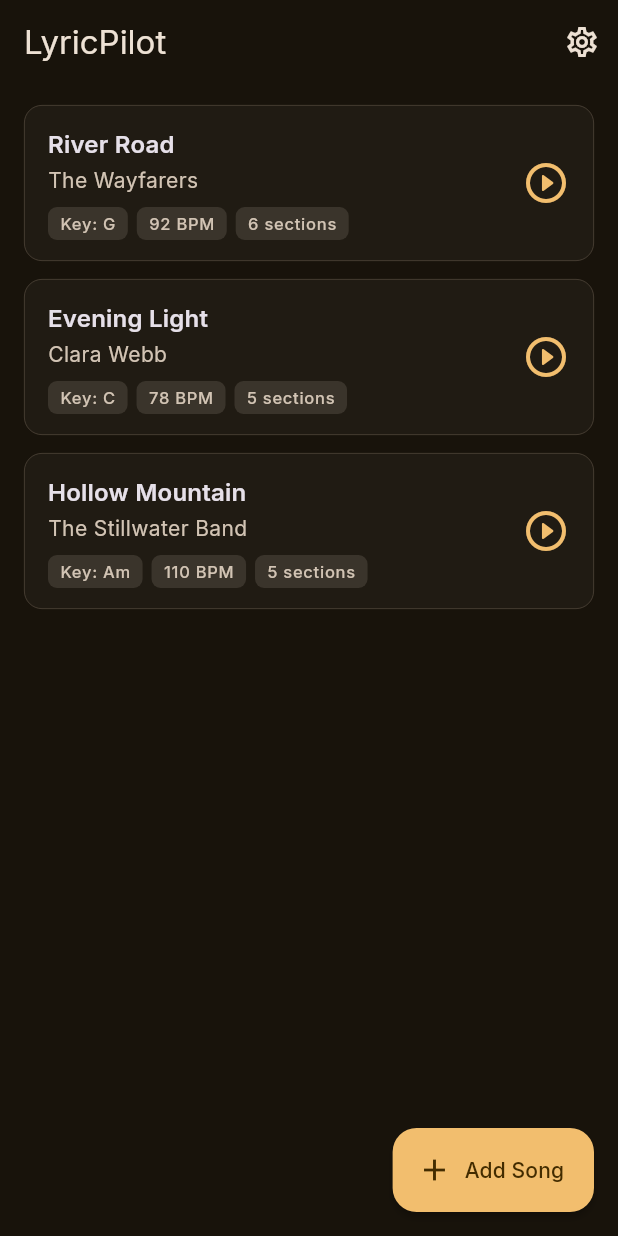
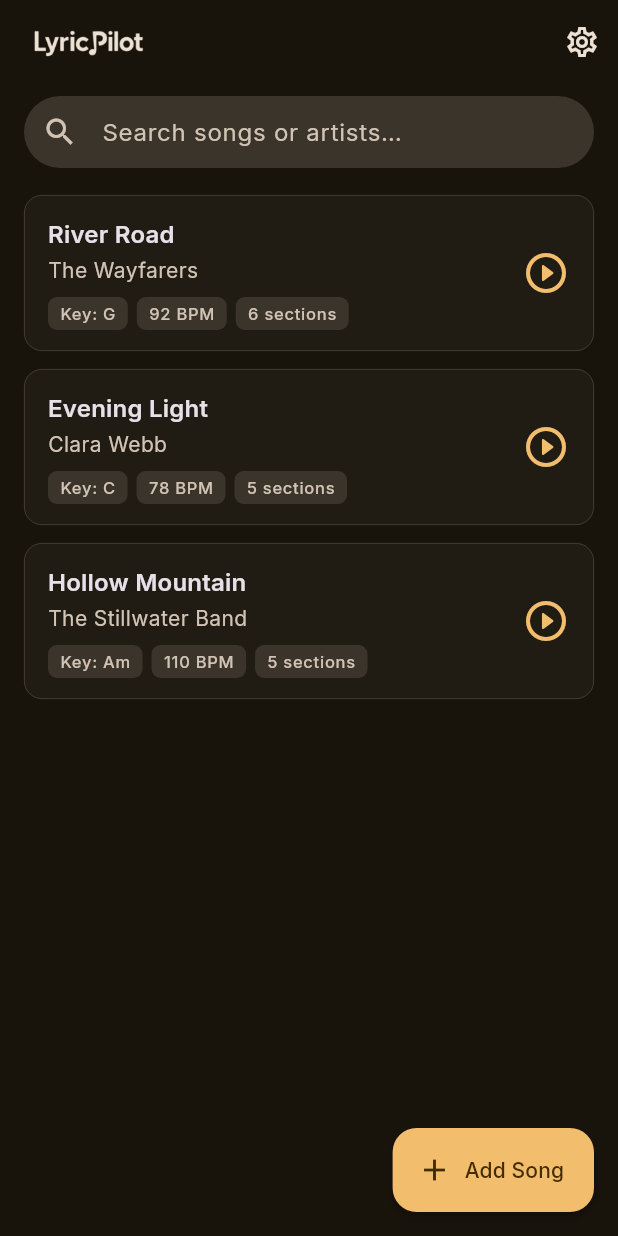
Before and after one commit to HadenHiles/LyricPilot, a Flutter app: the screen it shows after launch, on a phone screen of 412 x 824 dp. Run offline on Flutter 3.47's test engine with Material 3 defaults, Android fonts, the light colour scheme and no system bars; our stand-ins replace flutter_riverpod, freezed_annotation, go_router, google_fonts, riverpod_annotation; generated files the repository leaves out were written again.

Commit message:
Phase 1: Freezed models, search, stacked chords, branding, launch config
- Migrate Song, SongSection, SongLine, ChordEvent to @freezed
- Migrate song library providers to @riverpod annotation style
- Add filteredSongsProvider + songSearchQueryProvider for live search
- Add UserSettings Freezed model and StateNotifierProvider
- Library screen: AppLogo in AppBar, search TextField, dual empty states
- ChordLyricLine: fix isBlank rename, add ChordDisplayMode.stacked using TextPainter
- AppLogo shared widget with theme-matched color filter (BlendMode.srcIn)
- Generate app icons for iOS + Android from assets/icon.png
- Add .vscode/launch.json with Samsung SM-S928W and macOS configs
- Update pubspec.yaml: freezed, build_runner, riverpod_generator, launcher_icons
- Run build_runner: generate .freezed.dart and .g.dart files
- docs/roadmap.md: mark Phase 1 complete, set Phase 2 as next
- flutter analyze: no issues

```diff
--- a/lib/features/song_library/domain/models/song.dart
+++ b/lib/features/song_library/domain/models/song.dart
@@ -1,36 +1,20 @@
+import 'package:freezed_annotation/freezed_annotation.dart';
+
 import 'song_section.dart';
+
+part 'song.freezed.dart';
 
 /// Root entity representing a song in the library.
 ///
 /// All fields are immutable. Use [copyWith] to produce modified copies.
 /// Phase 2 will add Isar persistence and JSON serialization.
-class Song {
-  final String id;
-  final String title;
-  final String artist;
-  final String? key;
-  final int? bpm;
-  final String? notes;
-  final List<SongSection> sections;
-  final DateTime createdAt;
-  final DateTime updatedAt;
+@freezed
+class Song with _$Song {
+  const Song._();
 
-  const Song({required this.id, required this.title, required this.artist, this.key, this.bpm, this.notes, this.sections = const [], required this.createdAt, required this.updatedAt});
+  const factory Song({required String id, required String title, required String artist, String? key, int? bpm, String? notes, @Default([]) List<SongSection> sections, required DateTime createdAt, required DateTime updatedAt}) = _Song;
 
   int get totalLines => sections.fold(0, (sum, s) => sum + s.lineCount);
 
   int get sectionCount => sections.length;
-
-  Song copyWith({String? id, String? title, String? artist, String? key, int? bpm, String? notes, List<SongSection>? sections, DateTime? createdAt, DateTime? updatedAt}) {
-    return Song(id: id ?? this.id, title: title ?? this.title, artist: artist ?? this.artist, key: key ?? this.key, bpm: bpm ?? this.bpm, notes: notes ?? this.notes, sections: sections ?? this.sections, createdAt: createdAt ?? this.createdAt, updatedAt: updatedAt ?? this.updatedAt);
-  }
-
-  @override
-  bool operator ==(Object other) => identical(this, other) || other is Song && other.id == id;
-
-  @override
-  int get hashCode => id.hashCode;
-
-  @override
-  String toString() => 'Song(id: $id, title: "$title", artist: "$artist", sections: $sectionCount)';
 }
--- a/lib/features/song_library/domain/models/song_section.dart
+++ b/lib/features/song_library/domain/models/song_section.dart
@@ -1,27 +1,16 @@
+import 'package:freezed_annotation/freezed_annotation.dart';
+
 import 'section_type.dart';
 import 'song_line.dart';
 
+part 'song_section.freezed.dart';
+
 /// A named structural section of a song — Verse, Chorus, Bridge, etc.
-class SongSection {
-  final String id;
-  final String name;
-  final SectionType type;
-  final List<SongLine> lines;
+@freezed
+class SongSection with _$SongSection {
+  const SongSection._();
 
-  const SongSection({required this.id, required this.name, required this.type, this.lines = const []});
+  const factory SongSection({required String id, required String name, required SectionType type, @Default([]) List<SongLine> lines}) = _SongSection;
 
   int get lineCount => lines.length;
-
-  SongSection copyWith({String? id, String? name, SectionType? type, List<SongLine>? lines}) {
-    return SongSection(id: id ?? this.id, name: name ?? this.name, type: type ?? this.type, lines: lines ?? this.lines);
-  }
-
-  @override
-  bool operator ==(Object other) => identical(this, other) || other is SongSection && other.id == id;
-
-  @override
-  int get hashCode => id.hashCode;
-
-  @override
-  String toString() => 'SongSection(id: $id, name: $name, type: $type, lines: $lineCount)';
 }
--- a/lib/features/song_library/presentation/providers/song_library_provider.dart
+++ b/lib/features/song_library/presentation/providers/song_library_provider.dart
@@ -1,20 +1,38 @@
 import 'package:flutter_riverpod/flutter_riverpod.dart';
+import 'package:riverpod_annotation/riverpod_annotation.dart';
 
 import '../../data/sample_songs.dart';
 import '../../domain/models/song.dart';
+
+part 'song_library_provider.g.dart';
+
+/// Current search query string typed by the user in the library screen.
+/// Plain StateProvider — no codegen needed for simple string state.
+final songSearchQueryProvider = StateProvider<String>((ref) => '');
 
 /// Provides the full song library.
 ///
 /// Phase 0: returns the hard-coded in-memory [sampleSongs] list.
 /// Phase 2: will be replaced with an AsyncNotifier backed by Isar.
-final songLibraryProvider = Provider<List<Song>>((ref) => sampleSongs);
+@riverpod
+List<Song> songLibrary(SongLibraryRef ref) => sampleSongs;
+
+/// Songs filtered by the current [songSearchQueryProvider] value.
+@riverpod
+List<Song> filteredSongs(FilteredSongsRef ref) {
+  final songs = ref.watch(songLibraryProvider);
+  final query = ref.watch(songSearchQueryProvider).trim().toLowerCase();
+  if (query.isEmpty) return songs;
+  return songs.where((s) => s.title.toLowerCase().contains(query) || s.artist.toLowerCase().contains(query)).toList();
+}
 
 /// Looks up a single song by its [id]. Returns null if not found.
-final songByIdProvider = Provider.family<Song?, String>((ref, id) {
+@riverpod
+Song? songById(SongByIdRef ref, String id) {
   final songs = ref.watch(songLibraryProvider);
   try {
     return songs.firstWhere((s) => s.id == id);
   } catch (_) {
     return null;
   }
-});
+}
--- a/lib/features/song_library/presentation/screens/song_library_screen.dart
+++ b/lib/features/song_library/presentation/screens/song_library_screen.dart
@@ -2,32 +2,41 @@ import 'package:flutter/material.dart';
 import 'package:flutter_riverpod/flutter_riverpod.dart';
 import 'package:go_router/go_router.dart';
 
+import '../../../../shared/widgets/app_logo.dart';
 import '../providers/song_library_provider.dart';
 import '../widgets/song_list_tile.dart';
 
-/// The home screen — shows the user's song library.
+/// The home screen — shows the user's song library with live search.
 ///
-/// Phase 0: displays in-memory sample songs.
-/// Phase 2: will show songs from the Isar database with search/filter.
+/// Phase 1: in-memory sample songs with search filtering.
+/// Phase 2: will show songs from the Isar database.
 class SongLibraryScreen extends ConsumerWidget {
   const SongLibraryScreen({super.key});
 
   @override
   Widget build(BuildContext context, WidgetRef ref) {
-    final songs = ref.watch(songLibraryProvider);
+    final songs = ref.watch(filteredSongsProvider);
+    final query = ref.watch(songSearchQueryProvider);
 
     return Scaffold(
       appBar: AppBar(
-        title: const Text('LyricPilot'),
+        title: AppLogo.wide(height: 28),
         actions: [IconButton(icon: const Icon(Icons.settings_outlined), tooltip: 'Settings', onPressed: () => context.push('/settings'))],
       ),
-      body: songs.isEmpty
-          ? const _EmptyLibrary()
-          : ListView.builder(
-              padding: const EdgeInsets.only(top: 8, bottom: 96),
-              itemCount: songs.length,
-              itemBuilder: (context, index) => SongListTile(song: songs[index]),
-            ),
+      body: Column(
+        children: [
+          _SearchBar(query: query, onChanged: (value) => ref.read(songSearchQueryProvider.notifier).state = value),
+          Expanded(
+            child: songs.isEmpty
+                ? _EmptyLibrary(isSearchActive: query.trim().isNotEmpty)
+                : ListView.builder(
+                    padding: const EdgeInsets.only(top: 8, bottom: 96),
+                    itemCount: songs.length,
+                    itemBuilder: (context, index) => SongListTile(song: songs[index]),
+                  ),
+          ),
+        ],
+      ),
       floatingActionButton: FloatingActionButton.extended(
         onPressed: () {
           // TODO(phase-2): navigate to song create screen
@@ -40,8 +49,74 @@ class SongLibraryScreen extends ConsumerWidget {
   }
 }
 
+class _SearchBar extends StatefulWidget {
+  final String query;
+  final ValueChanged<String> onChanged;
+
+  const _SearchBar({required this.query, required this.onChanged});
+
+  @override
+  State<_SearchBar> createState() => _SearchBarState();
+}
+
+class _SearchBarState extends State<_SearchBar> {
+  late final TextEditingController _controller;
+
+  @override
+  void initState() {
+    super.initState();
+    _controller = TextEditingController(text: widget.query);
+  }
+
+  @override
+  void didUpdateWidget(_SearchBar old) {
+    super.didUpdateWidget(old);
+    // Sync controller when the provider is cleared externally.
+    if (widget.query.isEmpty && _controller.text.isNotEmpty) {
+      _controller.clear();
+    }
+  }
+
+  @override
+  void dispose() {
+    _controller.dispose();
+    super.dispose();
+  }
+
+  @override
+  Widget build(BuildContext context) {
+    final colorScheme = Theme.of(context).colorScheme;
+    return Padding(
+      padding: const EdgeInsets.fromLTRB(16, 8, 16, 4),
+      child: TextField(
+        controller: _controller,
+        onChanged: widget.onChanged,
+        decoration: InputDecoration(
+          hintText: 'Search songs or artists\u2026',
+          prefixIcon: const Icon(Icons.search),
+          suffixIcon: widget.query.isNotEmpty
+              ? IconButton(
+                  icon: const Icon(Icons.clear),
+                  onPressed: () {
+                    _controller.clear();
+                    widget.onChanged('');
+                  },
+                )
+              : null,
+          filled: true,
+          fillColor: colorScheme.surfaceContainerHighest,
+          border: OutlineInputBorder(borderRadius: BorderRadius.circular(28), borderSide: BorderSide.none),
+          contentPadding: const EdgeInsets.symmetric(vertical: 0),
+        ),
+      ),
+    );
+  }
+}
+
 class _EmptyLibrary extends StatelessWidget {
-  const _EmptyLibrary();
+  final bool isSearchActive;
+
+  const _EmptyLibrary({required this.isSearchActive});
 
   @override
   Widget build(BuildContext context) {
@@ -50,11 +125,11 @@ class _EmptyLibrary extends StatelessWidget {
       child: Column(
         mainAxisSize: MainAxisSize.min,
         children: [
-          Icon(Icons.library_music_outlined, size: 72, color: colorScheme.onSurfaceVariant.withValues(alpha: 0.4)),
+          Icon(isSearchActive ? Icons.search_off : Icons.library_music_outlined, size: 72, color: colorScheme.onSurfaceVariant.withValues(alpha: 0.4)),
           const SizedBox(height: 16),
-          Text('No songs yet', style: Theme.of(context).textTheme.titleLarge?.copyWith(color: colorScheme.onSurfaceVariant)),
+          Text(isSearchActive ? 'No matching songs' : 'No songs yet', style: Theme.of(context).textTheme.titleLarge?.copyWith(color: colorScheme.onSurfaceVariant)),
           const SizedBox(height: 8),
-          Text('Tap + to add your first song', style: Theme.of(context).textTheme.bodyMedium?.copyWith(color: colorScheme.onSurfaceVariant.withValues(alpha: 0.6))),
+          Text(isSearchActive ? 'Try a different search term' : 'Tap + to add your first song', style: Theme.of(context).textTheme.bodyMedium?.copyWith(color: colorScheme.onSurfaceVariant.withValues(alpha: 0.6))),
         ],
       ),
     );
--- /dev/null
+++ b/lib/shared/widgets/app_logo.dart
@@ -0,0 +1,30 @@
+import 'package:flutter/material.dart';
+
+/// Displays the LyricPilot logo image.
+///
+/// Use [AppLogo.wide] for the horizontal text+logo (1500×486 aspect ratio)
+/// in app bars and headers. Use [AppLogo.icon] for the square icon variant.
+class AppLogo extends StatelessWidget {
+  final double height;
+  final BoxFit fit;
+
+  const AppLogo.wide({super.key, this.height = 32, this.fit = BoxFit.contain});
+
+  const AppLogo.icon({super.key, this.height = 40, this.fit = BoxFit.contain});
+
+  // Both named constructors share the same asset for now.
+  // If a separate icon-only asset is added, store a bool field and switch here.
+
+  @override
+  Widget build(BuildContext context) {
+    return Image.asset(
+      'assets/lyric-pilot-large-transparent.png',
+      height: height,
+      fit: fit,
+      // Colour-filter the logo to match the current theme's onSurface colour
+      // so it looks correct in both dark and light modes.
+      color: Theme.of(context).colorScheme.onSurface,
+      colorBlendMode: BlendMode.srcIn,
+    );
+  }
+}
```
Also changed, not shown: lib/features/settings/domain/models/user_settings.dart (added, +29 -0 lines), lib/features/settings/presentation/providers/settings_provider.dart (added, +19 -0 lines), lib/features/song_library/domain/models/chord_event.dart (+8 -19 lines), lib/features/song_library/domain/models/song_line.dart (+11 -21 lines), lib/features/song_library/presentation/widgets/chord_lyric_line.dart (+80 -21 lines), pubspec.yaml (+25 -48 lines), lib/features/settings/domain/models/user_settings.freezed.dart (added), lib/features/song_library/domain/models/chord_event.freezed.dart (added), lib/features/song_library/domain/models/song.freezed.dart (added), lib/features/song_library/domain/models/song_line.freezed.dart (added), lib/features/song_library/domain/models/song_section.freezed.dart (added), lib/features/song_library/presentation/providers/song_library_provider.g.dart (added), pubspec.lock, 38 other files.
